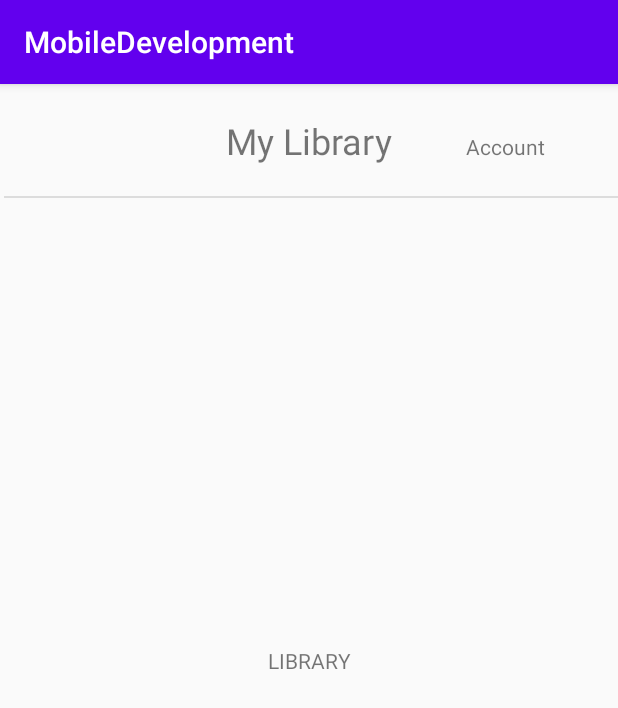
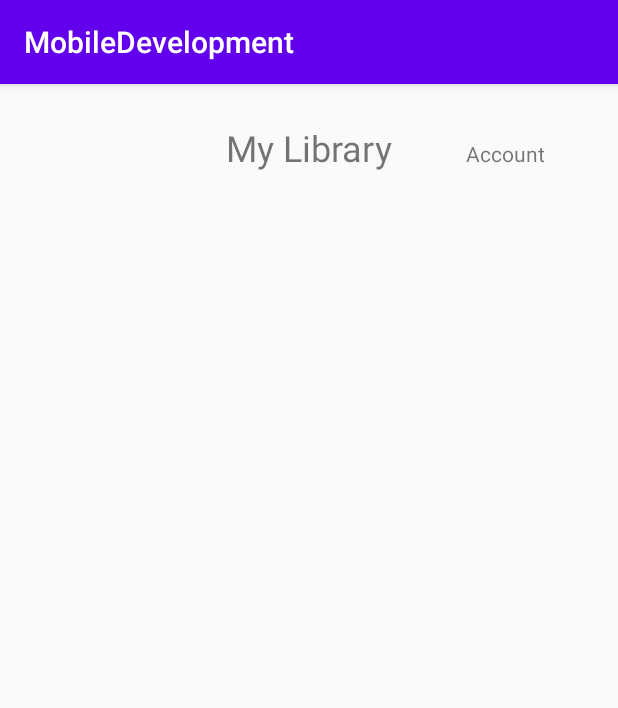
Before and after one commit to AlfianSanjaya/MobileDevelopmentProject, an Android app: the Bib screen opened directly, with no data from a screen before it, on a phone screen of 412 x 824 dp. Shown: the top 708 px of the screen. Run offline under Robolectric (Android 15) with nearby library versions, the phone set to English and light mode, and no system bars.

Commit message:
Deleted horizontal divider

```diff
--- a/app/src/main/res/layout/activity_bib.xml
+++ b/app/src/main/res/layout/activity_bib.xml
@@ -10,25 +10,14 @@
         android:id="@+id/LibBar"
         android:layout_width="wrap_content"
         android:layout_height="wrap_content"
+        android:layout_marginTop="8dp"
+        android:layout_marginBottom="691dp"
         android:text="@string/my_library"
         android:textSize="24sp"
-        app:layout_constraintBottom_toBottomOf="@+id/divider3"
+        app:layout_constraintBottom_toBottomOf="parent"
         app:layout_constraintEnd_toEndOf="parent"
         app:layout_constraintStart_toStartOf="parent"
         app:layout_constraintTop_toTopOf="parent" />
-
-    <View
-        android:id="@+id/divider3"
-        android:layout_width="409dp"
-        android:layout_height="1dp"
-        android:layout_marginTop="8dp"
-        android:layout_marginBottom="680dp"
-        android:background="?android:attr/listDivider"
-        app:layout_constraintBottom_toBottomOf="parent"
-        app:layout_constraintEnd_toEndOf="parent"
-        app:layout_constraintHorizontal_bias="1.0"
-        app:layout_constraintStart_toStartOf="parent"
-        app:layout_constraintTop_toBottomOf="@+id/LibBar" />
 
     <TextView
         android:id="@+id/textView"
@@ -39,13 +28,4 @@
         app:layout_constraintEnd_toEndOf="parent"
         app:layout_constraintStart_toEndOf="@+id/LibBar" />
 
-    <TextView
-        android:id="@+id/textView2"
-        android:layout_width="wrap_content"
-        android:layout_height="wrap_content"
-        android:text="LIBRARY"
-        app:layout_constraintBottom_toBottomOf="parent"
-        app:layout_constraintEnd_toEndOf="parent"
-        app:layout_constraintStart_toStartOf="parent"
-        app:layout_constraintTop_toTopOf="parent" />
 </androidx.constraintlayout.widget.ConstraintLayout>
```
Also changed, not shown: app/src/main/res/layout/activity_info_page.xml (+3 -13 lines), app/src/main/res/layout/activity_settings.xml (+2 -22 lines).
